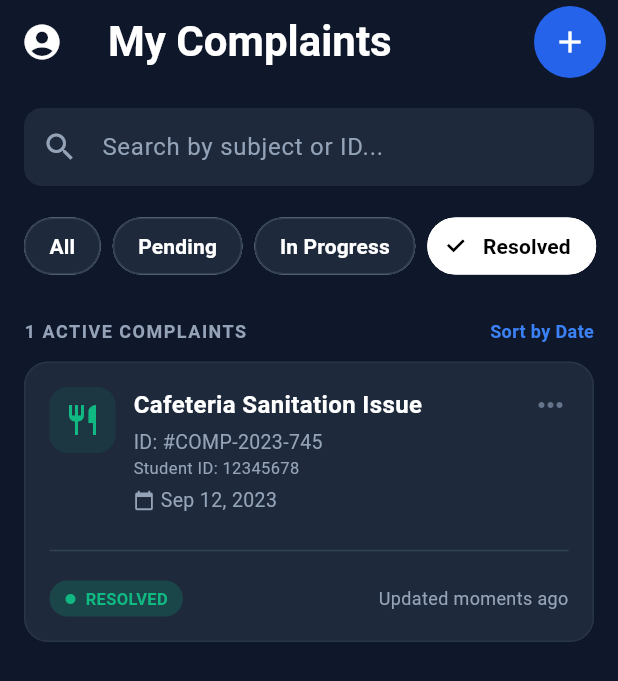
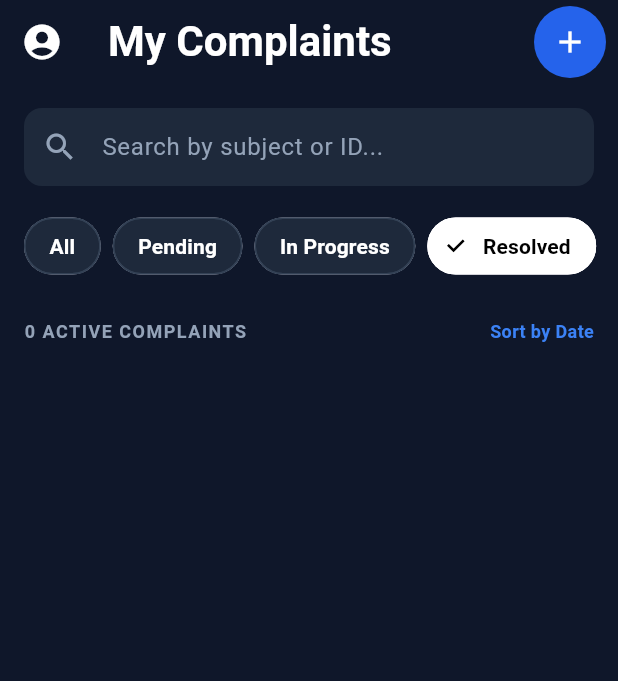
Before and after one commit to Muhammed-17/complaint, a Flutter app: the Homepage screen opened directly, after a tap on "Pending", after a tap on "In Progress", after a tap on "Resolved", on a phone screen of 412 x 824 dp. Shown: the top 681 px of the screen. Run offline on Flutter 3.47's test engine with Material 3 defaults, Android fonts, the light colour scheme and no system bars; drawn by our look-alikes of flutter_slidable; our stand-ins replace hive_flutter; accounts and stored records are empty.

Commit message:
delete respose page

```diff
--- a/lib/home_page.dart
+++ b/lib/home_page.dart
@@ -39,18 +39,6 @@ class _HomepageState extends State<Homepage> {
         category: 'Facilities / IT',
         date: DateTime(2023, 10, 24),
         status: 'IN PROGRESS',
-        studentName: 'Alex Smith',
-        studentId: '12345678',
-      ),
-    );
-    box.add(
-      Complaint(
-        id: '#COMP-2023-745',
-        title: 'Cafeteria Sanitation Issue',
-        description: 'Tables are not cleaned properly.',
-        category: 'Sanitation / Hygiene',
-        date: DateTime(2023, 9, 12),
-        status: 'RESOLVED',
         studentName: 'Alex Smith',
         studentId: '12345678',
       ),
@@ -108,6 +96,7 @@ class _HomepageState extends State<Homepage> {
             fontSize: 28, // Slightly larger as per designs
           ),
         ),
+
         leading: IconButton(
           icon: const Icon(Icons.account_circle, color: Colors.white, size: 28),
           onPressed: () {
```
Also changed, not shown: lib/response.dart (deleted, +0 -13 lines).
